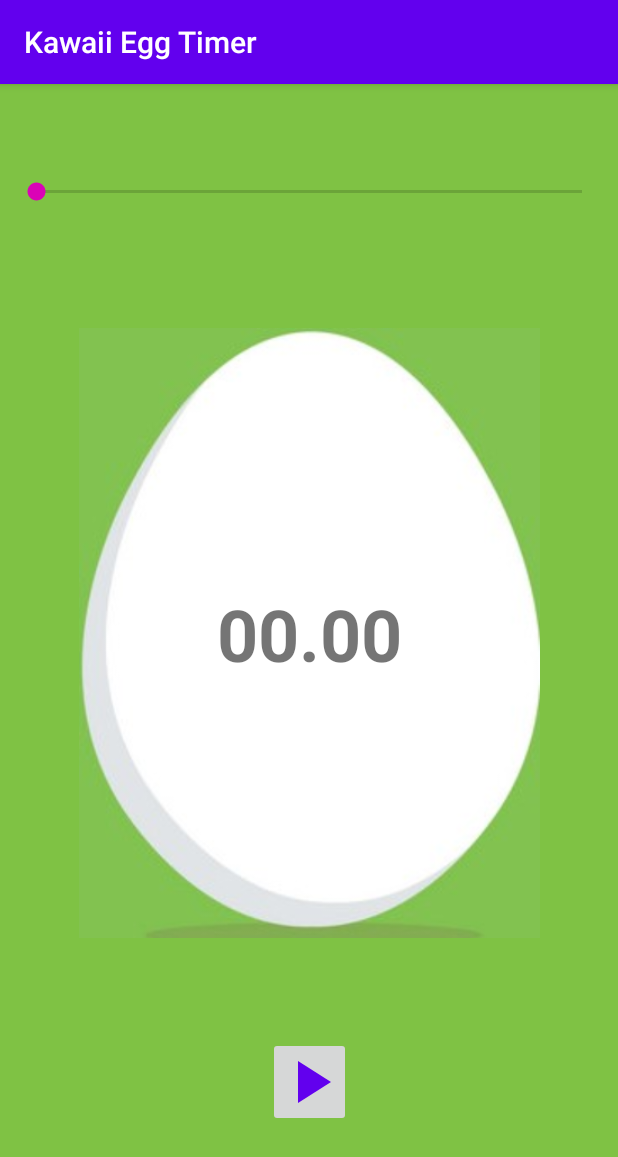
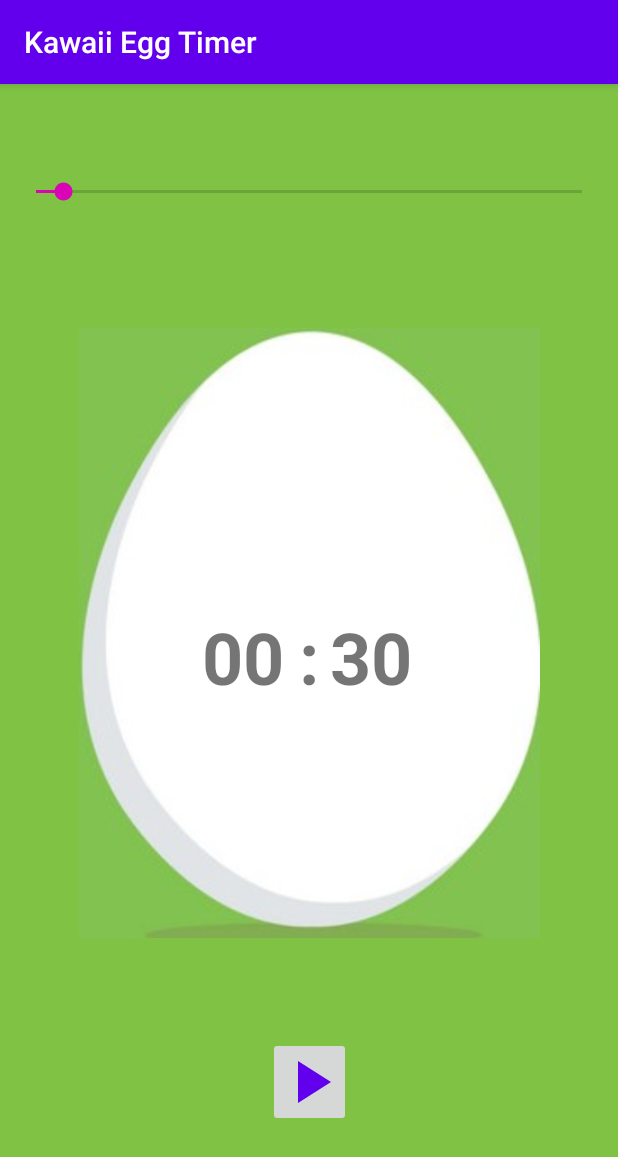
Before and after one commit to Khedubaba/KawaiEggTimer, an Android app: the screen it shows after launch (MainActivity), on a phone screen of 412 x 824 dp. Shown: the top 1157 px of the screen. Run offline under Robolectric (Android 15) with nearby library versions, the phone set to English and light mode, and no system bars.

Commit message:
All UI elements are working.
Signed-off-by: khedubaba <adityakhedekar49@gmail.com>

```diff
--- a/app/src/main/AndroidManifest.xml
+++ b/app/src/main/AndroidManifest.xml
@@ -3,7 +3,7 @@
     package="com.codellion.kawaieggtimer">
 
     <application
-        android:allowBackup="true"
+        android:allowBackup="false"
         android:icon="@mipmap/ic_launcher"
         android:label="@string/app_name"
         android:roundIcon="@mipmap/ic_launcher_round"
--- a/app/src/main/java/com/codellion/kawaieggtimer/MainActivity.java
+++ b/app/src/main/java/com/codellion/kawaieggtimer/MainActivity.java
@@ -3,12 +3,82 @@ package com.codellion.kawaieggtimer;
 import androidx.appcompat.app.AppCompatActivity;
 
 import android.os.Bundle;
+import android.util.Log;
+import android.view.View;
+import android.widget.Button;
+import android.widget.ImageButton;
+import android.widget.SeekBar;
+import android.widget.TextView;
 
 public class MainActivity extends AppCompatActivity {
+
+    int minutes, seconds;
+    boolean playStatus = false;
+    ImageButton playStopBtn;
+
+    public void playButtonPressed(View view){
+        if(playStatus){
+            playStopBtn.setImageResource(R.drawable.ic_play_play_48dp);
+            playStatus = false;
+        }
+        else{
+            playStopBtn.setImageResource(R.drawable.ic_stop_white_48dp);
+            playStatus = true;
+        }
+    }
+
 
     @Override
     protected void onCreate(Bundle savedInstanceState) {
         super.onCreate(savedInstanceState);
         setContentView(R.layout.activity_main);
+
+        final TextView timeMinText = (TextView) findViewById(R.id.minutestextView);
+        final TextView timeSecText = (TextView) findViewById(R.id.secondstextView);
+
+        playStopBtn = (ImageButton) findViewById(R.id.playButton);
+
+        final SeekBar timeSeekbar = (SeekBar) findViewById(R.id.timerseekBar);
+        timeSeekbar.setMax(600);
+        timeSeekbar.setProgress(30);
+        final String zero = "0";
+
+        timeSeekbar.setOnSeekBarChangeListener(new SeekBar.OnSeekBarChangeListener() {
+            @Override
+            public void onProgressChanged(SeekBar seekBar, int progress, boolean fromUser) {
+                minutes = progress/60;
+                seconds = progress - (minutes * 60);
+                Log.i("Minutes", Integer.toString(minutes));
+                Log.i("Seconds", Integer.toString(seconds));
+                if(minutes != 10){
+                    timeMinText.setText(zero + Integer.toString(minutes));
+                    if(seconds < 10){
+                        timeSecText.setText(zero + Integer.toString(seconds));
+                    }
+                    else{
+                        timeSecText.setText(Integer.toString(seconds));
+                    }
+                }
+                else{
+                    timeMinText.setText(Integer.toString(minutes));
+                    if(seconds < 10){
+                        timeSecText.setText(zero + Integer.toString(seconds));
+                    }
+                    else{
+                        timeSecText.setText(Integer.toString(seconds));
+                    }
+                }
+            }
+
+            @Override
+            public void onStartTrackingTouch(SeekBar seekBar) {
+
+            }
+
+            @Override
+            public void onStopTrackingTouch(SeekBar seekBar) {
+
+            }
+        });
     }
 }
--- a/app/src/main/res/layout/activity_main.xml
+++ b/app/src/main/res/layout/activity_main.xml
@@ -24,10 +24,11 @@
         app:srcCompat="@drawable/egg2" />
 
     <ImageButton
-        android:id="@+id/playStopButton"
+        android:id="@+id/playButton"
         android:layout_width="55dp"
         android:layout_height="60dp"
-        android:contentDescription="@string/play_stop_button"
+        android:contentDescription="@string/play_button"
+        android:onClick="playButtonPressed"
         android:tint="@color/colorPrimary"
         app:layout_constraintBottom_toBottomOf="parent"
         app:layout_constraintEnd_toEndOf="parent"
@@ -35,6 +36,21 @@
         app:layout_constraintTop_toBottomOf="@+id/eggimageView"
         app:layout_constraintVertical_bias="0.406"
         app:srcCompat="@drawable/ic_play_play_48dp" />
+
+<!--    <ImageButton-->
+<!--        android:id="@+id/stopButton"-->
+<!--        android:layout_width="55dp"-->
+<!--        android:layout_height="60dp"-->
+<!--        android:alpha="0"-->
+<!--        android:contentDescription="@string/stop_button"-->
+<!--        android:onClick="stopButtonPressed"-->
+<!--        android:tint="@color/colorPrimary"-->
+<!--        app:layout_constraintBottom_toBottomOf="parent"-->
+<!--        app:layout_constraintEnd_toEndOf="parent"-->
+<!--        app:layout_constraintStart_toStartOf="parent"-->
+<!--        app:layout_constraintTop_toBottomOf="@+id/eggimageView"-->
+<!--        app:layout_constraintVertical_bias="0.406"-->
+<!--        app:srcCompat="@drawable/ic_stop_white_48dp" />-->
 
     <SeekBar
         android:id="@+id/timerseekBar"
@@ -52,14 +68,44 @@
         app:layout_constraintVertical_bias="0.491" />
 
     <TextView
-        android:id="@+id/textView"
+        android:id="@+id/minutestextView"
         android:layout_width="wrap_content"
         android:layout_height="wrap_content"
-        android:text="@string/_00_00"
+        android:text="@string/min00"
         android:textSize="48sp"
         android:textStyle="bold"
         app:layout_constraintBottom_toBottomOf="@+id/eggimageView"
         app:layout_constraintEnd_toEndOf="@+id/eggimageView"
+        app:layout_constraintHorizontal_bias="0.325"
         app:layout_constraintStart_toStartOf="@+id/eggimageView"
-        app:layout_constraintTop_toTopOf="@+id/eggimageView" />
+        app:layout_constraintTop_toTopOf="@+id/eggimageView"
+        app:layout_constraintVertical_bias="0.541" />
+
+    <TextView
+        android:id="@+id/textView"
+        android:layout_width="wrap_content"
+        android:layout_height="wrap_content"
+        android:text="@string/colan"
+        android:textSize="48sp"
+        android:textStyle="bold"
+        app:layout_constraintBottom_toBottomOf="@+id/eggimageView"
+        app:layout_constraintEnd_toEndOf="@+id/eggimageView"
+        app:layout_constraintHorizontal_bias="0.498"
+        app:layout_constraintStart_toStartOf="@+id/eggimageView"
+        app:layout_constraintTop_toTopOf="@+id/eggimageView"
+        app:layout_constraintVertical_bias="0.541" />
+
+    <TextView
+        android:id="@+id/secondstextView"
+        android:layout_width="wrap_content"
+        android:layout_height="wrap_content"
+        android:text="@string/sec00"
+        android:textSize="48sp"
+        android:textStyle="bold"
+        app:layout_constraintBottom_toBottomOf="@+id/eggimageView"
+        app:layout_constraintEnd_toEndOf="@+id/eggimageView"
+        app:layout_constraintHorizontal_bias="0.662"
+        app:layout_constraintStart_toStartOf="@+id/eggimageView"
+        app:layout_constraintTop_toTopOf="@+id/eggimageView"
+        app:layout_constraintVertical_bias="0.541" />
 </androidx.constraintlayout.widget.ConstraintLayout>
--- a/app/src/main/res/values/strings.xml
+++ b/app/src/main/res/values/strings.xml
@@ -1,6 +1,9 @@
 <resources>
     <string name="app_name">Kawaii Egg Timer</string>
     <string name="eggimage">EggImage</string>
-    <string name="play_stop_button">play stop button</string>
-    <string name="_00_00">00.00</string>
+    <string name="play_button">play stop button</string>
+    <string name="stop_button">stop button</string>
+    <string name="min00">00</string>
+    <string name="colan">:</string>
+    <string name="sec00">30</string>
 </resources>
```
